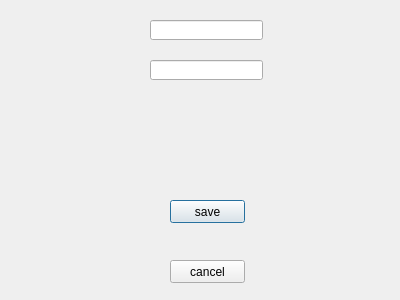
Before: the Qt Designer form addEditCoffeeForm.ui in EgorKreep88/coffee, drawn with Qt 5.
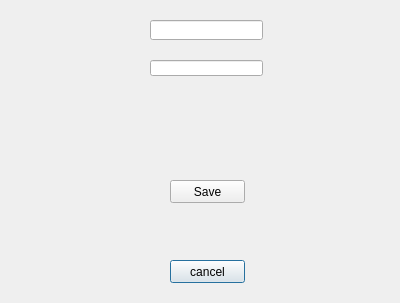
After: the same form once the commit is applied.

```diff
--- a/addEditCoffeeForm.ui
+++ b/addEditCoffeeForm.ui
@@ -7,32 +7,19 @@
     <x>0</x>
     <y>0</y>
     <width>400</width>
-    <height>300</height>
+    <height>303</height>
    </rect>
   </property>
   <property name="windowTitle">
    <string>Dialog</string>
   </property>
-  <widget class="QPushButton" name="pushButton">
-   <property name="geometry">
-    <rect>
-     <x>170</x>
-     <y>200</y>
-     <width>75</width>
-     <height>23</height>
-    </rect>
-   </property>
-   <property name="text">
-    <string>save</string>
-   </property>
-  </widget>
   <widget class="QLineEdit" name="lineEditCoffeeName">
    <property name="geometry">
     <rect>
      <x>150</x>
      <y>60</y>
      <width>113</width>
-     <height>20</height>
+     <height>16</height>
     </rect>
    </property>
   </widget>
@@ -59,6 +46,19 @@
     </rect>
    </property>
   </widget>
+  <widget class="QPushButton" name="btnSave">
+   <property name="geometry">
+    <rect>
+     <x>170</x>
+     <y>180</y>
+     <width>75</width>
+     <height>23</height>
+    </rect>
+   </property>
+   <property name="text">
+    <string>Save</string>
+   </property>
+  </widget>
  </widget>
  <resources/>
  <connections/>
```
